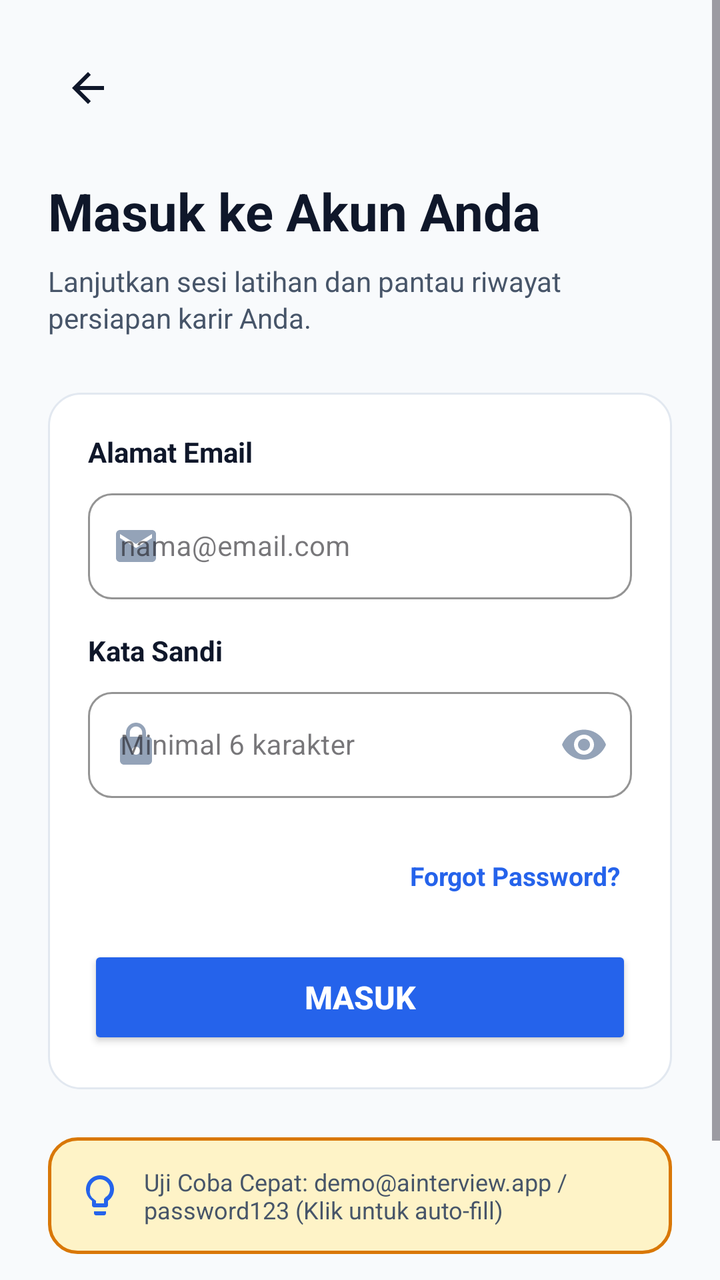
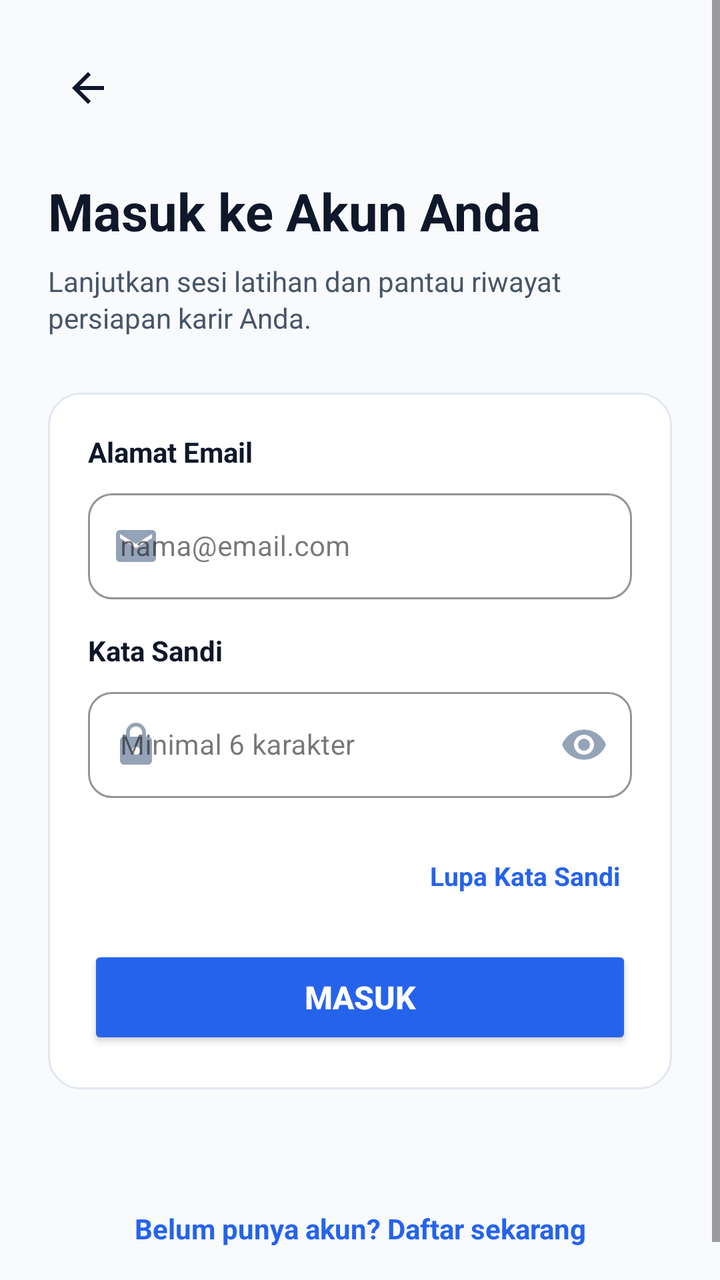

An Android layout rendered at two revisions. The XML below is the earlier revision; the diff shows what the commit changed to produce the second picture.
<!-- AndroidManifest.xml: application theme Theme.InterviewAI -->
<!-- res/layout/activity_login.xml -->
<?xml version="1.0" encoding="utf-8"?>
<ScrollView xmlns:android="http://schemas.android.com/apk/res/android"
    xmlns:app="http://schemas.android.com/apk/res-auto"
    android:id="@+id/main"
    android:layout_width="match_parent"
    android:layout_height="match_parent"
    android:background="@color/bg_light"
    android:fillViewport="true">

    <LinearLayout
        android:layout_width="match_parent"
        android:layout_height="wrap_content"
        android:orientation="vertical"
        android:padding="24dp">

        
        <LinearLayout
            android:layout_width="match_parent"
            android:layout_height="wrap_content"
            android:orientation="horizontal"
            android:gravity="center_vertical"
            android:layout_marginBottom="24dp">

            <ImageView
                android:id="@+id/btnBack"
                android:layout_width="40dp"
                android:layout_height="40dp"
                android:padding="8dp"
                android:src="@drawable/ic_arrow_back"
                android:contentDescription="Kembali"
                android:background="?attr/selectableItemBackgroundBorderless" />
        </LinearLayout>

        
        <TextView
            android:layout_width="wrap_content"
            android:layout_height="wrap_content"
            android:text="@string/title_login"
            android:textColor="@color/text_primary"
            android:textSize="26sp"
            android:textStyle="bold"
            android:layout_marginBottom="8dp" />

        <TextView
            android:layout_width="match_parent"
            android:layout_height="wrap_content"
            android:text="@string/desc_login"
            android:textColor="@color/text_secondary"
            android:textSize="14sp"
            android:lineSpacingExtra="2dp"
            android:layout_marginBottom="28dp" />

        
        <LinearLayout
            android:layout_width="match_parent"
            android:layout_height="wrap_content"
            android:background="@drawable/bg_card_white"
            android:orientation="vertical"
            android:padding="20dp"
            android:layout_marginBottom="24dp">

            
            <TextView
                android:layout_width="wrap_content"
                android:layout_height="wrap_content"
                android:text="@string/label_email"
                android:textColor="@color/text_primary"
                android:textSize="14sp"
                android:textStyle="bold"
                android:layout_marginBottom="6dp" />

            <com.google.android.material.textfield.TextInputLayout
                android:id="@+id/tilEmail"
                style="@style/Widget.MaterialComponents.TextInputLayout.OutlinedBox"
                android:layout_width="match_parent"
                android:layout_height="wrap_content"
                android:layout_marginBottom="16dp"
                app:boxCornerRadiusBottomEnd="12dp"
                app:boxCornerRadiusBottomStart="12dp"
                app:boxCornerRadiusTopEnd="12dp"
                app:boxCornerRadiusTopStart="12dp"
                app:boxStrokeColor="@color/primary"
                app:startIconDrawable="@drawable/ic_email"
                app:startIconTint="@color/text_muted">

                <com.google.android.material.textfield.TextInputEditText
                    android:id="@+id/edtEmail"
                    android:layout_width="match_parent"
                    android:layout_height="wrap_content"
                    android:hint="@string/hint_email"
                    android:inputType="textEmailAddress"
                    android:textColor="@color/text_primary"
                    android:textSize="14sp" />
            </com.google.android.material.textfield.TextInputLayout>

            
            <TextView
                android:layout_width="wrap_content"
                android:layout_height="wrap_content"
                android:text="@string/label_password"
                android:textColor="@color/text_primary"
                android:textSize="14sp"
                android:textStyle="bold"
                android:layout_marginBottom="6dp" />

            <com.google.android.material.textfield.TextInputLayout
                android:id="@+id/tilPassword"
                style="@style/Widget.MaterialComponents.TextInputLayout.OutlinedBox"
                android:layout_width="match_parent"
                android:layout_height="wrap_content"
                android:layout_marginBottom="24dp"
                app:boxCornerRadiusBottomEnd="12dp"
                app:boxCornerRadiusBottomStart="12dp"
                app:boxCornerRadiusTopEnd="12dp"
                app:boxCornerRadiusTopStart="12dp"
                app:boxStrokeColor="@color/primary"
                app:endIconMode="password_toggle"
                app:endIconTint="@color/text_muted"
                app:errorIconDrawable="@null"
                app:startIconDrawable="@drawable/ic_lock"
                app:startIconTint="@color/text_muted">

                <com.google.android.material.textfield.TextInputEditText
                    android:id="@+id/edtPassword"
                    android:layout_width="match_parent"
                    android:layout_height="wrap_content"
                    android:hint="@string/hint_password"
                    android:inputType="textPassword"
                    android:textColor="@color/text_primary"
                    android:textSize="14sp" />
            </com.google.android.material.textfield.TextInputLayout>

            
            <TextView
                android:id="@+id/btnForgotPassword"
                android:layout_width="wrap_content"
                android:layout_height="wrap_content"
                android:layout_gravity="end"
                android:text="@string/btn_forgot_password"
                android:textColor="@color/primary"
                android:textSize="13sp"
                android:textStyle="bold"
                android:padding="6dp"
                android:background="?attr/selectableItemBackground"
                android:clickable="true"
                android:focusable="true"
                android:layout_marginBottom="20dp" />

            
            <Button
                android:id="@+id/btnSignIn"
                android:layout_width="match_parent"
                android:layout_height="52dp"
                android:text="@string/btn_sign_in"
                android:textColor="@color/white"
                android:textSize="16sp"
                android:textStyle="bold"
                app:backgroundTint="@color/primary"
                app:cornerRadius="12dp" />

        </LinearLayout>

        
        <LinearLayout
            android:id="@+id/cardDemoAccount"
            android:layout_width="match_parent"
            android:layout_height="wrap_content"
            android:background="@drawable/bg_banner_ai_placeholder"
            android:orientation="horizontal"
            android:padding="14dp"
            android:gravity="center_vertical"
            android:layout_marginBottom="24dp">

            <ImageView
                android:layout_width="24dp"
                android:layout_height="24dp"
                android:src="@drawable/ic_lightbulb"
                app:tint="@color/primary"
                android:layout_marginEnd="10dp"
                android:contentDescription="Akun Demo" />

            <TextView
                android:id="@+id/txtDemoHint"
                android:layout_width="0dp"
                android:layout_height="wrap_content"
                android:layout_weight="1"
                android:text="Uji Coba Cepat: demo@ainterview.app / password123 (Klik untuk auto-fill)"
                android:textColor="@color/text_secondary"
                android:textSize="12sp" />
        </LinearLayout>

        
        <TextView
            android:id="@+id/btnGoToRegister"
            android:layout_width="match_parent"
            android:layout_height="wrap_content"
            android:gravity="center"
            android:text="@string/prompt_no_account"
            android:textColor="@color/primary"
            android:textSize="14sp"
            android:textStyle="bold"
            android:padding="12dp"
            android:background="?attr/selectableItemBackground" />

    </LinearLayout>
</ScrollView>
<!-- resources referenced by this layout -->
<resources>
  <color name="bg_light">#F8FAFC</color>
  <color name="primary">#2563EB</color>
  <color name="text_muted">#94A3B8</color>
  <color name="text_primary">#0F172A</color>
  <color name="text_secondary">#475569</color>
  <color name="white">#FFFFFF</color>
  <!-- drawable bg_banner_ai_placeholder (drawable) -->
  <?xml version="1.0" encoding="utf-8"?>
  <shape xmlns:android="http://schemas.android.com/apk/res/android"
      android:shape="rectangle">
      <solid android:color="@color/warning_light" />
      <corners android:radius="14dp" />
      <stroke
          android:width="1.5dp"
          android:color="@color/warning" />
  </shape>
  <!-- drawable bg_card_white (drawable) -->
  <?xml version="1.0" encoding="utf-8"?>
  <shape xmlns:android="http://schemas.android.com/apk/res/android"
      android:shape="rectangle">
      <solid android:color="@color/surface_card" />
      <corners android:radius="16dp" />
      <stroke
          android:width="1dp"
          android:color="@color/surface_stroke" />
  </shape>
  <!-- drawable ic_arrow_back (drawable) -->
  <vector xmlns:android="http://schemas.android.com/apk/res/android"
      android:width="24dp"
      android:height="24dp"
      android:viewportWidth="24"
      android:viewportHeight="24">
    <path
        android:fillColor="@color/text_primary"
        android:pathData="M20,11H7.83l5.59,-5.59L12,4l-8,8 8,8 1.41,-1.41L7.83,13H20v-2z"/>
  </vector>
  <!-- drawable ic_email (drawable) -->
  <vector xmlns:android="http://schemas.android.com/apk/res/android"
      android:width="24dp"
      android:height="24dp"
      android:viewportWidth="24"
      android:viewportHeight="24">
    <path
        android:fillColor="@color/text_muted"
        android:pathData="M20,4H4c-1.1,0 -1.99,0.9 -1.99,2L2,18c0,1.1 0.9,2 2,2h16c1.1,0 2,-0.9 2,-2V6c0,-1.1 -0.9,-2 -2,-2zm0,4l-8,5 -8,-5V6l8,5 8,-5v2z"/>
  </vector>
  <!-- drawable ic_lightbulb (drawable) -->
  <vector xmlns:android="http://schemas.android.com/apk/res/android"
      android:width="24dp"
      android:height="24dp"
      android:viewportWidth="24"
      android:viewportHeight="24">
    <path
        android:fillColor="@color/warning"
        android:pathData="M9,21c0,0.55 0.45,1 1,1h4c0.55,0 1,-0.45 1,-1v-1H9v1zm3,-19C8.14,2 5,5.14 5,9c0,2.38 1.19,4.47 3,5.74V17c0,0.55 0.45,1 1,1h6c0.55,0 1,-0.45 1,-1v-2.26c1.81,-1.27 3,-3.36 3,-5.74 0,-3.86 -3.14,-7 -7,-7zm2.85,11.1l-0.85,0.6V16h-4v-1.3l-0.85,-0.6A5.008,5.008 0,0 1,7 9c0,-2.76 2.24,-5 5,-5s5,2.24 5,5c0,1.94 -1.11,3.61 -2.85,4.1z"/>
  </vector>
  <!-- drawable ic_lock (drawable) -->
  <vector xmlns:android="http://schemas.android.com/apk/res/android"
      android:width="24dp"
      android:height="24dp"
      android:viewportWidth="24"
      android:viewportHeight="24">
    <path
        android:fillColor="@color/text_muted"
        android:pathData="M18,8h-1V6c0,-2.76 -2.24,-5 -5,-5S7,3.24 7,6v2H6c-1.1,0 -2,0.9 -2,2v10c0,1.1 0.9,2 2,2h12c1.1,0 2,-0.9 2,-2V10c0,-1.1 -0.9,-2 -2,-2zm-6,9c-1.1,0 -2,-0.9 -2,-2s0.9,-2 2,-2 2,0.9 2,2 -0.9,2 -2,2zm3.1,-9H8.9V6c0,-1.71 1.39,-3.1 3.1,-3.1 1.71,0 3.1,1.39 3.1,3.1v2z"/>
  </vector>
  <string name="btn_forgot_password">Forgot Password?</string>
  <string name="btn_sign_in">Masuk</string>
  <string name="desc_login">Lanjutkan sesi latihan dan pantau riwayat persiapan karir Anda.</string>
  <string name="hint_email">nama@email.com</string>
  <string name="hint_password">Minimal 6 karakter</string>
  <string name="label_email">Alamat Email</string>
  <string name="label_password">Kata Sandi</string>
  <string name="prompt_no_account">Belum punya akun? Daftar sekarang</string>
  <string name="title_login">Masuk ke Akun Anda</string>
  <style name="Theme.InterviewAI" parent="Base.Theme.InterviewAI" />
  <color name="warning_light">#FEF3C7</color>
  <color name="warning">#D97706</color>
  <color name="surface_card">#FFFFFF</color>
  <color name="surface_stroke">#E2E8F0</color>
  <color name="on_primary">#FFFFFF</color>
  <color name="primary_container">#EFF6FF</color>
  <color name="secondary">#0D9488</color>
  <!-- unchanged entries left out for length: 1 -->
</resources>

<!-- the commit's change to res/layout/activity_login.xml (unified diff, before → after) -->
@@ -136,7 +136,7 @@
                 android:layout_width="wrap_content"
                 android:layout_height="wrap_content"
                 android:layout_gravity="end"
-                android:text="@string/btn_forgot_password"
+                android:text="Lupa Kata Sandi"
                 android:textColor="@color/primary"
                 android:textSize="13sp"
                 android:textStyle="bold"
@@ -160,34 +160,7 @@
 
         </LinearLayout>
 
-        
-        <LinearLayout
-            android:id="@+id/cardDemoAccount"
-            android:layout_width="match_parent"
-            android:layout_height="wrap_content"
-            android:background="@drawable/bg_banner_ai_placeholder"
-            android:orientation="horizontal"
-            android:padding="14dp"
-            android:gravity="center_vertical"
-            android:layout_marginBottom="24dp">
 
-            <ImageView
-                android:layout_width="24dp"
-                android:layout_height="24dp"
-                android:src="@drawable/ic_lightbulb"
-                app:tint="@color/primary"
-                android:layout_marginEnd="10dp"
-                android:contentDescription="Akun Demo" />
-
-            <TextView
-                android:id="@+id/txtDemoHint"
-                android:layout_width="0dp"
-                android:layout_height="wrap_content"
-                android:layout_weight="1"
-                android:text="Uji Coba Cepat: demo@ainterview.app / password123 (Klik untuk auto-fill)"
-                android:textColor="@color/text_secondary"
-                android:textSize="12sp" />
-        </LinearLayout>
 
         
         <TextView
@@ -200,6 +173,7 @@
             android:textSize="14sp"
             android:textStyle="bold"
             android:padding="12dp"
+            android:layout_marginTop="24dp"
             android:background="?attr/selectableItemBackground" />
 
     </LinearLayout>
<!-- resource entries referenced after the edit -->
@@ -6,16 +6,6 @@
   <color name="text_primary">#0F172A</color>
   <color name="text_secondary">#475569</color>
   <color name="white">#FFFFFF</color>
-  <!-- drawable bg_banner_ai_placeholder (drawable) -->
-  <?xml version="1.0" encoding="utf-8"?>
-  <shape xmlns:android="http://schemas.android.com/apk/res/android"
-      android:shape="rectangle">
-      <solid android:color="@color/warning_light" />
-      <corners android:radius="14dp" />
-      <stroke
-          android:width="1.5dp"
-          android:color="@color/warning" />
-  </shape>
   <!-- drawable bg_card_white (drawable) -->
   <?xml version="1.0" encoding="utf-8"?>
   <shape xmlns:android="http://schemas.android.com/apk/res/android"
@@ -46,16 +36,6 @@
         android:fillColor="@color/text_muted"
         android:pathData="M20,4H4c-1.1,0 -1.99,0.9 -1.99,2L2,18c0,1.1 0.9,2 2,2h16c1.1,0 2,-0.9 2,-2V6c0,-1.1 -0.9,-2 -2,-2zm0,4l-8,5 -8,-5V6l8,5 8,-5v2z"/>
   </vector>
-  <!-- drawable ic_lightbulb (drawable) -->
-  <vector xmlns:android="http://schemas.android.com/apk/res/android"
-      android:width="24dp"
-      android:height="24dp"
-      android:viewportWidth="24"
-      android:viewportHeight="24">
-    <path
-        android:fillColor="@color/warning"
-        android:pathData="M9,21c0,0.55 0.45,1 1,1h4c0.55,0 1,-0.45 1,-1v-1H9v1zm3,-19C8.14,2 5,5.14 5,9c0,2.38 1.19,4.47 3,5.74V17c0,0.55 0.45,1 1,1h6c0.55,0 1,-0.45 1,-1v-2.26c1.81,-1.27 3,-3.36 3,-5.74 0,-3.86 -3.14,-7 -7,-7zm2.85,11.1l-0.85,0.6V16h-4v-1.3l-0.85,-0.6A5.008,5.008 0,0 1,7 9c0,-2.76 2.24,-5 5,-5s5,2.24 5,5c0,1.94 -1.11,3.61 -2.85,4.1z"/>
-  </vector>
   <!-- drawable ic_lock (drawable) -->
   <vector xmlns:android="http://schemas.android.com/apk/res/android"
       android:width="24dp"
@@ -66,7 +46,6 @@
         android:fillColor="@color/text_muted"
         android:pathData="M18,8h-1V6c0,-2.76 -2.24,-5 -5,-5S7,3.24 7,6v2H6c-1.1,0 -2,0.9 -2,2v10c0,1.1 0.9,2 2,2h12c1.1,0 2,-0.9 2,-2V10c0,-1.1 -0.9,-2 -2,-2zm-6,9c-1.1,0 -2,-0.9 -2,-2s0.9,-2 2,-2 2,0.9 2,2 -0.9,2 -2,2zm3.1,-9H8.9V6c0,-1.71 1.39,-3.1 3.1,-3.1 1.71,0 3.1,1.39 3.1,3.1v2z"/>
   </vector>
-  <string name="btn_forgot_password">Forgot Password?</string>
   <string name="btn_sign_in">Masuk</string>
   <string name="desc_login">Lanjutkan sesi latihan dan pantau riwayat persiapan karir Anda.</string>
   <string name="hint_email">nama@email.com</string>
@@ -76,8 +55,6 @@
   <string name="prompt_no_account">Belum punya akun? Daftar sekarang</string>
   <string name="title_login">Masuk ke Akun Anda</string>
   <style name="Theme.InterviewAI" parent="Base.Theme.InterviewAI" />
-  <color name="warning_light">#FEF3C7</color>
-  <color name="warning">#D97706</color>
   <color name="surface_card">#FFFFFF</color>
   <color name="surface_stroke">#E2E8F0</color>
   <color name="on_primary">#FFFFFF</color>
